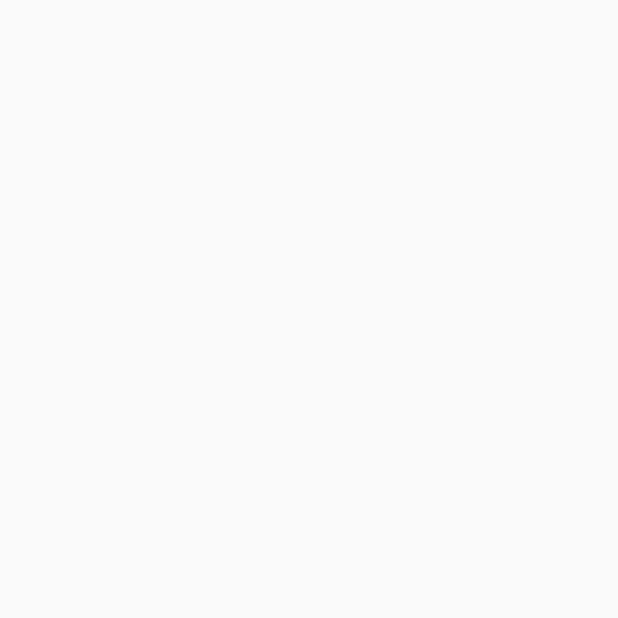
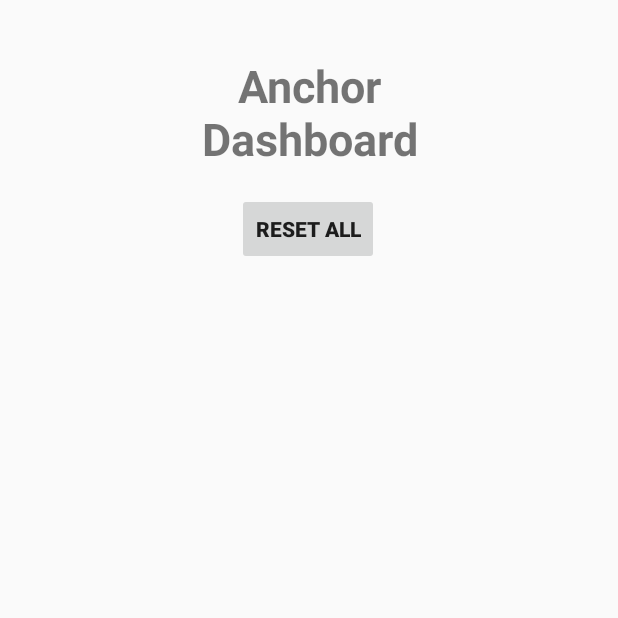
Before and after one commit to BeingTiger007/MyQuizApp, an Android app: the Anchor screen opened directly, with no data from a screen before it, on a phone screen of 412 x 824 dp, the top half of it. Before the commit the part shown is empty. Run offline under Robolectric (Android 15) with nearby library versions, the light colour scheme and no system bars; our stand-ins replace Firebase (no records; nobody signed in at launch, a user with empty details on screens opened directly).

Commit message:
added Firebase database connectivity , button click sound and reset all button feature

```diff
--- a/app/src/main/java/com/example/myquizapp/Anchor.java
+++ b/app/src/main/java/com/example/myquizapp/Anchor.java
@@ -3,12 +3,38 @@ package com.example.myquizapp;
 import androidx.appcompat.app.AppCompatActivity;
 
 import android.os.Bundle;
+import android.view.View;
+import android.widget.Button;
+
+import com.google.firebase.database.DatabaseReference;
+import com.google.firebase.database.FirebaseDatabase;
 
 public class Anchor extends AppCompatActivity {
+    FirebaseDatabase database;
+    DatabaseReference Redref,GreenRef,BlueRef,YellowRef,OrangeRef;
 
     @Override
     protected void onCreate(Bundle savedInstanceState) {
         super.onCreate(savedInstanceState);
         setContentView(R.layout.activity_anchor);
+
+        database = FirebaseDatabase.getInstance();
+        Redref = database.getReference("RedTeam");
+        BlueRef = database.getReference("BlueTeam");
+        YellowRef = database.getReference("YellowTeam");
+        GreenRef = database.getReference("GreenTeam");
+        OrangeRef = database.getReference("OrangeTeam");
+
+        Button resetAll = (Button) findViewById(R.id.resetAll);
+        resetAll.setOnClickListener(new View.OnClickListener() {
+            @Override
+            public void onClick(View view) {
+                Redref.setValue(null);
+                GreenRef.setValue(null);
+                BlueRef.setValue(null);
+                YellowRef.setValue(null);
+                OrangeRef.setValue(null);
+            }
+        });
     }
 }
--- a/app/src/main/res/layout/activity_anchor.xml
+++ b/app/src/main/res/layout/activity_anchor.xml
@@ -6,4 +6,34 @@
     android:layout_height="match_parent"
     tools:context=".Anchor">
 
+    <TextView
+        android:id="@+id/anchorText"
+        android:layout_width="wrap_content"
+        android:layout_height="wrap_content"
+        android:layout_marginTop="8dp"
+        android:textStyle="bold"
+        android:textSize="30sp"
+        android:text="@string/anchor_dashboard"
+        android:textAlignment="center"
+        app:layout_constraintBottom_toBottomOf="parent"
+        app:layout_constraintEnd_toEndOf="parent"
+        app:layout_constraintStart_toStartOf="parent"
+        app:layout_constraintTop_toTopOf="parent"
+        app:layout_constraintVertical_bias="0.039" />
+
+    <Button
+        android:id="@+id/resetAll"
+        android:layout_width="wrap_content"
+        android:layout_height="wrap_content"
+        android:layout_marginTop="16dp"
+        android:text="@string/reset_all"
+        android:textStyle="bold"
+        app:layout_constraintBottom_toBottomOf="parent"
+        app:layout_constraintEnd_toEndOf="parent"
+        app:layout_constraintHorizontal_bias="0.498"
+        app:layout_constraintStart_toStartOf="parent"
+        app:layout_constraintTop_toBottomOf="@+id/anchorText"
+        app:layout_constraintVertical_bias="0.0" />
+
+
 </androidx.constraintlayout.widget.ConstraintLayout>
--- a/app/src/main/res/values/colors.xml
+++ b/app/src/main/res/values/colors.xml
@@ -9,4 +9,5 @@
     <color name="colorGreen">#96FF7F</color>
     <color name="colorOrange">#FFB08B</color>
     <color name="colorPurple">#847BFF</color>
+    <color name="colorWhite">#FFFFFF</color>
 </resources>
--- a/app/src/main/res/values/strings.xml
+++ b/app/src/main/res/values/strings.xml
@@ -16,4 +16,6 @@
     <string name="b_sc_cs_ty_a">B.Sc. CS TY A</string>
     <string name="aslam_shaikh">Aslam Shaikh</string>
     <string name="omkesh_munde">Omkesh Munde</string>
+    <string name="anchor_dashboard">Anchor\nDashboard</string>
+    <string name="reset_all">RESET ALL</string>
 </resources>
```
Also changed, not shown: app/src/main/java/com/example/myquizapp/BlueTeam.java (+14 -1 lines), app/src/main/java/com/example/myquizapp/GreenTeam.java (+14 -1 lines), app/src/main/java/com/example/myquizapp/MainActivity.java (+7 -0 lines), app/src/main/java/com/example/myquizapp/OrangeTeam.java (+14 -1 lines), app/src/main/java/com/example/myquizapp/RedTeam.java (+15 -2 lines), app/src/main/java/com/example/myquizapp/YellowTeam.java (+14 -2 lines), 1 other file.
